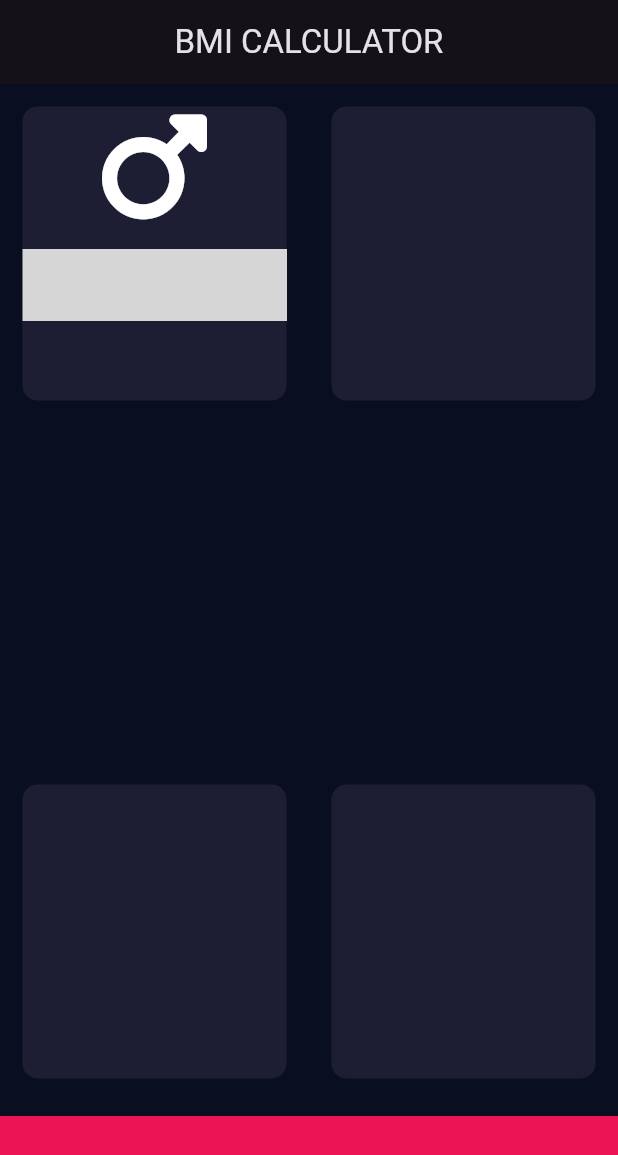
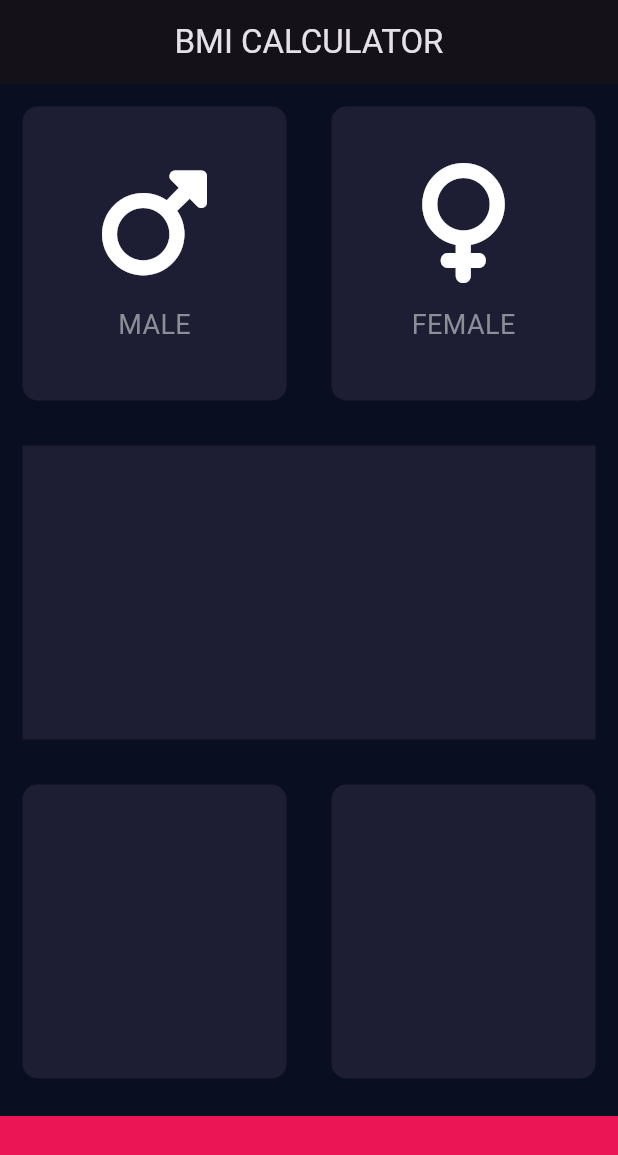
Before and after one commit to aaqib-yfz/bmi-calculator, a Flutter app: the screen it shows after launch, on a phone screen of 412 x 824 dp. Shown: the top 1155 px of the screen. Run offline on Flutter 3.47's test engine with Material 3 defaults, Android fonts, the phone set to English and light mode, and no system bars; our stand-ins replace font_awesome_flutter; grey boxes are pictures that could not be loaded.

Commit message:
some reuseable conts

```diff
--- /dev/null
+++ b/lib/icon_colum.dart
@@ -0,0 +1,31 @@
+import 'package:flutter/material.dart';
+const txtsyle = TextStyle(fontSize: 18.0,
+            color: Color(0xFF8D8E98)
+          );
+class iconColumn extends StatelessWidget {
+    iconColumn({
+      required this.iconData, required this.textData
+  });
+  final IconData iconData;
+  final String textData;
+  @override
+  Widget build(BuildContext context) {
+    return Column(
+      mainAxisAlignment: MainAxisAlignment.center,
+      children: <Widget>[
+        Icon(
+          iconData,
+          size: 80.0,
+        ),
+        SizedBox(
+          height: 15.0,
+        ),
+        Text(
+          textData,
+          style: txtsyle ,
+
+        )
+      ],
+    );
+  }
+}
--- a/lib/input_page.dart
+++ b/lib/input_page.dart
@@ -1,4 +1,6 @@
 import 'dart:io';
+import 'package:bmi_calculator/icon_colum.dart';
+import 'package:bmi_calculator/reusebale_container.dart';
 import 'package:font_awesome_flutter/font_awesome_flutter.dart';
 import 'package:flutter/material.dart';
 const bottomContainerHeight = 80.0;
@@ -26,27 +28,20 @@ class _InputPageState extends State<InputPage> {
                 Expanded(
                   child: reusablecont(
                     colour:Color(reusablecontColor),
-                    cardChild: Column(
-                      children: <Widget>[
-                        Icon(
-                          FontAwesomeIcons.mars,
-                          size: 80.0,
-                        ),
-                        SizedBox(
-                          height: 15.0,
-                        ),
-                        Text()
-                      ],
-                    ),
+                    cardChild: iconColumn( iconData: FontAwesomeIcons.mars, textData: 'MALE',),
                   ),
                 ),
                 Expanded(
-                  child: reusablecont(colour:Color(reusablecontColor),cardChild: Column(),),
+                  child: reusablecont(colour:Color(reusablecontColor),cardChild: iconColumn(iconData: FontAwesomeIcons.venus, textData: 'FEMALE'),),
                 )
               ],
             )),
             Expanded(
-              child: Expanded(child: reusablecont(colour:Color(reusablecontColor),cardChild: Column())),
+              child: Expanded(
+                child: Container(
+                  color: Color(reusablecontColor),
+                  margin: const EdgeInsets.all(15.0),
+                ))
             ),
             Expanded(
                 child: Row(
@@ -68,20 +63,3 @@ class _InputPageState extends State<InputPage> {
         ));
   }
 }
-
-class reusablecont extends StatelessWidget {
-  reusablecont({required this.colour, required this.cardChild});
-  final Color colour;
-  final Widget cardChild;
-  @override
-  Widget build(BuildContext context) {
-    return Container(
-      child: cardChild,
-      margin: const EdgeInsets.all(15.0),
-      decoration: BoxDecoration(
-        color: colour,
-        borderRadius: BorderRadius.circular(10.0),
-      ),
-    );
-  }
-}
--- /dev/null
+++ b/lib/reusebale_container.dart
@@ -0,0 +1,18 @@
+import 'package:flutter/material.dart';
+
+class reusablecont extends StatelessWidget {
+  reusablecont({required this.colour, required this.cardChild});
+  final Color colour;
+  final Widget cardChild;
+  @override
+  Widget build(BuildContext context) {
+    return Container(
+      child: cardChild,
+      margin: const EdgeInsets.all(15.0),
+      decoration: BoxDecoration(
+        color: colour,
+        borderRadius: BorderRadius.circular(10.0),
+      ),
+    );
+  }
+}
```
